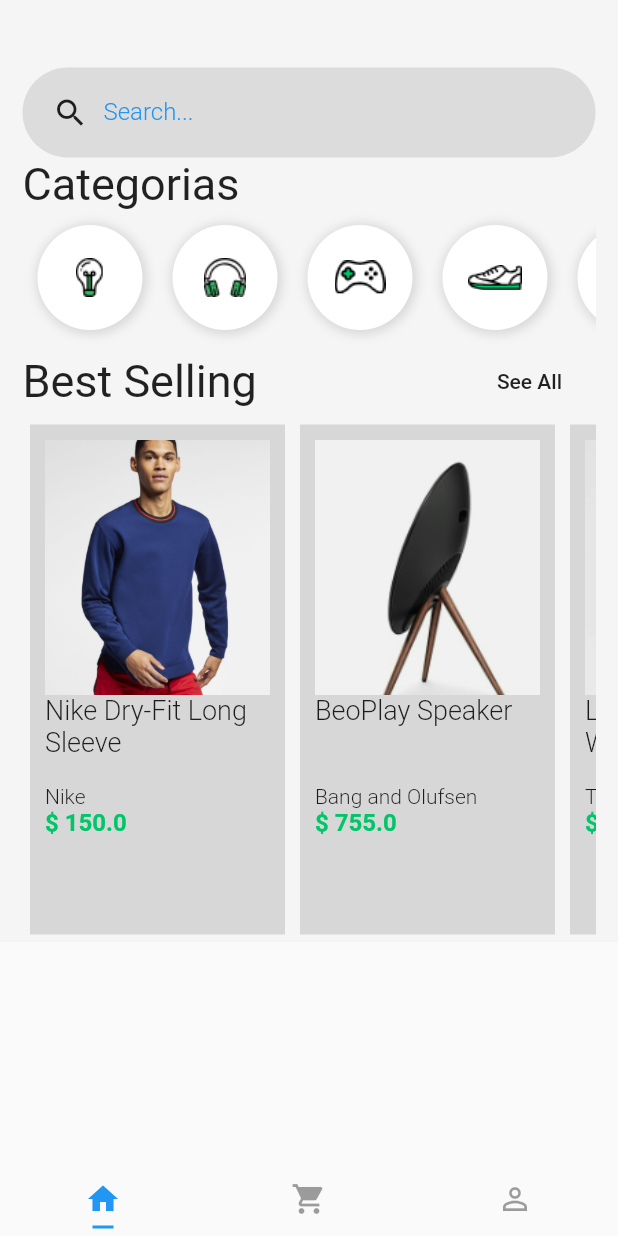
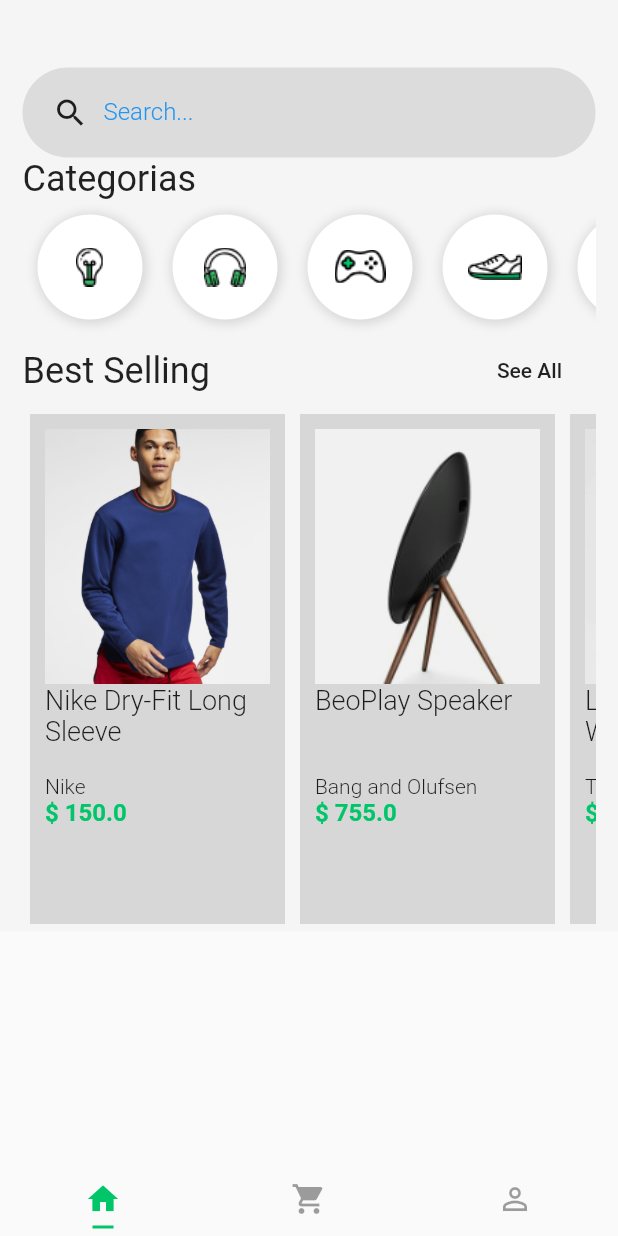
Before and after one commit to TabataMora/app_compra, a Flutter app: the screen it shows after launch, on a phone screen of 412 x 824 dp. Run offline on Flutter 3.47's test engine with Material 2 defaults, Android fonts, the phone set to English and light mode, and no system bars.

Commit message:
Criando Themes.

```diff
--- a/lib/main.dart
+++ b/lib/main.dart
@@ -1,5 +1,6 @@
 import 'package:flutter/material.dart';
 import 'package:layout/pages/tabs.page.dart';
+import 'package:layout/themes/light.theme.dart';
 
 void main() {
   runApp(MyApp());
@@ -11,10 +12,7 @@ class MyApp extends StatelessWidget {
     return MaterialApp(
       title: 'Flutter Demo',
       debugShowCheckedModeBanner: false,
-      theme: ThemeData(
-        primarySwatch: Colors.blue,
-        visualDensity: VisualDensity.adaptivePlatformDensity,
-      ),
+      theme: lightTheme(),
       home: DefaultTabController(
         length: 3,
         child: TabsPage(),
--- a/lib/pages/cart.page.dart
+++ b/lib/pages/cart.page.dart
@@ -13,8 +13,8 @@ class CartPage extends StatelessWidget {
             ),
           ),
           Container(
+            color: Colors.black12,
             height: 80,
-            color: Colors.black12,
             child: Row(
               mainAxisAlignment: MainAxisAlignment.spaceBetween,
               children: <Widget>[
@@ -59,7 +59,7 @@ class CartPage extends StatelessWidget {
                     child: Text(
                       "Checkout",
                       style: TextStyle(
-                        color: Theme.of(context).accentColor,
+                        color: Colors.white,
                       ),
                     ),
                     onPressed: () => {},
--- a/lib/pages/home.page.dart
+++ b/lib/pages/home.page.dart
@@ -28,9 +28,7 @@ class HomePage extends StatelessWidget {
               ),
               Text(
                 "Categorias",
-                style: TextStyle(
-                  fontSize: 30,
-                ),
+                style: Theme.of(context).textTheme.headline,
               ),
               SizedBox(
                 width: 10,
@@ -47,9 +45,7 @@ class HomePage extends StatelessWidget {
                 children: <Widget>[
                   Text(
                     "Best Selling",
-                    style: TextStyle(
-                      fontSize: 30,
-                    ),
+                    style: Theme.of(context).textTheme.headline,
                   ),
                   FlatButton(
                     child: Text("See All"),
--- a/lib/pages/login.page.dart
+++ b/lib/pages/login.page.dart
@@ -14,7 +14,7 @@ class LoginPage extends StatelessWidget {
               Container(
                 height: 450,
                 decoration: BoxDecoration(
-                  color: Colors.white,
+                  color: Theme.of(context).accentColor,
                   boxShadow: [
                     new BoxShadow(
                       color: Colors.black12,
--- /dev/null
+++ b/lib/themes/light.theme.dart
@@ -0,0 +1,47 @@
+import 'package:flutter/material.dart';
+
+const brightness = Brightness.light;
+const primaryColor = const Color(0xFF00C569);
+const lightColor = const Color(0xFFFFFFFF);
+const backgroundColor = const Color(0xFFF5F5F5);
+
+ThemeData lightTheme() {
+  return ThemeData(
+    // primarySwatch: primaryColor,
+    brightness: brightness,
+    // textTheme: new TextTheme(
+    //   body1: new TextStyle(color: Colors.red),
+    //   display4: new TextStyle(fontSize: 78),
+    //   button: new TextStyle(color: Colors.green),
+    //   headline: new TextStyle(color: Colors.deepPurple)
+    // ),
+    // tabBarTheme:
+    // accentIconTheme:
+    // accentTextTheme:
+    // appBarTheme:
+    // bottomAppBarTheme:
+    // buttonTheme: new ButtonThemeData(
+    //   buttonColor: Colors.orange,
+    //   textTheme: ButtonTextTheme.primary,
+    // ),
+    // cardTheme: CardTheme(
+    //   elevation: 5,
+    //   color: Colors.indigo,
+    // ),
+    // chipTheme:
+    // dialogTheme:
+    // floatingActionButtonTheme:
+    // iconTheme:
+    // inputDecorationTheme:
+    // pageTransitionsTheme:
+    // primaryIconTheme:
+    // primaryTextTheme:
+    // sliderTheme:
+    primaryColor: primaryColor,
+    accentColor: Colors.white,
+    // fontFamily: 'Montserrat',
+    // buttonColor: Color(0xFF00C569),
+    // // scaffoldBackgroundColor: backgroundColor,
+    // cardColor: Colors.white,
+  );
+}
```
